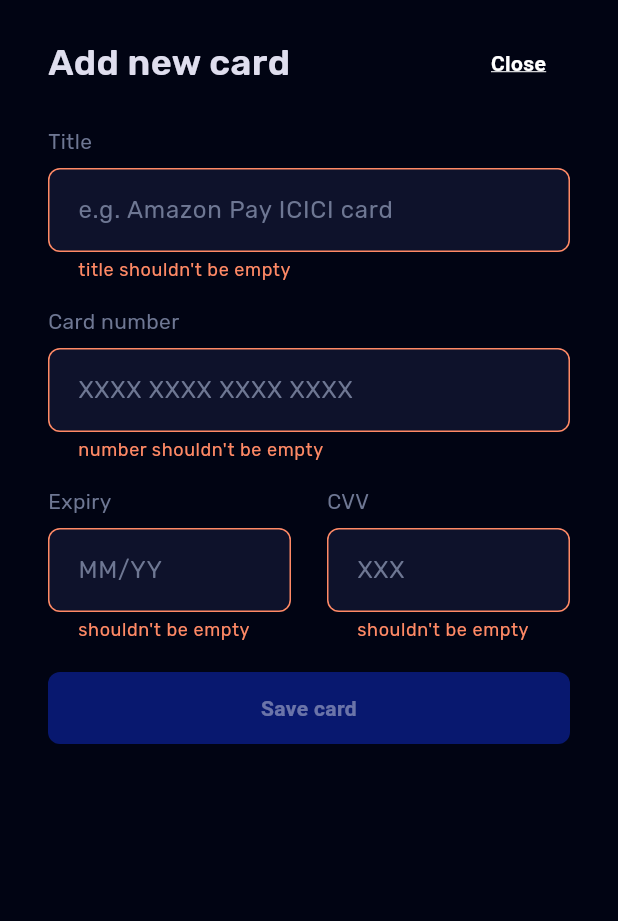
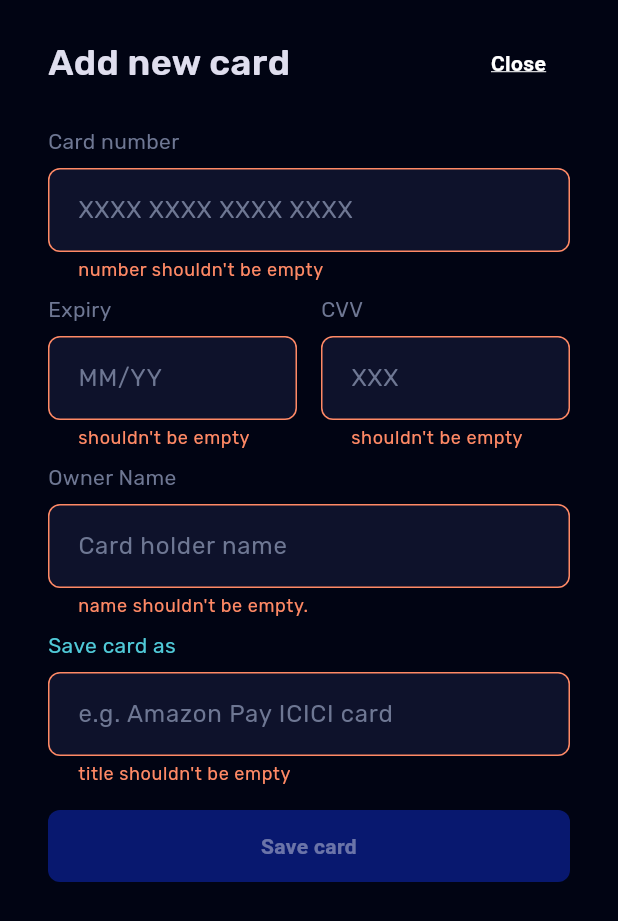
Before and after one commit to toxdes/cards, a Flutter app: the screen it shows after launch, after a tap on "Add +", on a phone screen of 412 x 824 dp. Shown: the top 921 px of the screen. Run offline on Flutter 3.47's test engine with Material 3 defaults, Android fonts, the light colour scheme and no system bars.

Commit message:
feat: add owner name; refactor add_new_card_form.dart

```diff
--- a/lib/components/home/add_new_card_form.dart
+++ b/lib/components/home/add_new_card_form.dart
@@ -1,8 +1,11 @@
-import 'dart:math';
 import 'package:cards/components/shared/button.dart';
 import 'package:cards/components/shared/textinput.dart';
+import 'package:cards/config/colors.dart';
 import 'package:cards/models/card/card.dart';
 import 'package:cards/models/card/card_factory.dart';
+import 'package:cards/models/card/card_fields_formatter.dart';
+import 'package:cards/models/card/card_fields_validator.dart';
+import 'package:cards/utils/string_utils.dart';
 import 'package:flutter/material.dart';
 import 'package:flutter/services.dart';
 
@@ -13,155 +16,17 @@ class AddNewCardForm extends StatefulWidget {
   State<AddNewCardForm> createState() => _AddNewCardFormState();
 }
 
-class FieldsValidator {
-  static String? title(String? maybeTitle) {
-    if (maybeTitle == null || maybeTitle.isEmpty) {
-      return "title shouldn't be empty";
-    }
-    return null;
-  }
-
-  static bool isWhitespace(String s) {
-    return s == ' ' || s == '\t' || s == '\n';
-  }
-
-  static bool isDigit(String s) {
-    int? res = int.tryParse(s);
-    return s.length == 1 && res != null && res >= 0 && res <= 9;
-  }
-
-  static bool _isOnlyDigits(String input, {bool ignoreWhitespace = true}) {
-    bool hasOnlyDigits = true;
-    for (int i = 0; i < input.length; ++i) {
-      if (ignoreWhitespace && isWhitespace(input[i])) continue;
-      if (!isDigit(input[i])) {
-        hasOnlyDigits = false;
-        break;
-      }
-    }
-    return hasOnlyDigits;
-  }
-
-  static String removeAll(String input, String pat) {
-    return input.replaceAll(pat, '');
-  }
-
-  static String? number(String? maybeNumber) {
-    if (maybeNumber == null || maybeNumber.isEmpty) {
-      return "number shouldn't be empty";
-    }
-    if (!_isOnlyDigits(maybeNumber)) {
-      return "number should only contain digits";
-    }
-    if (removeAll(maybeNumber, ' ').length != 16) {
-      return "number should be exactly 16 digits";
-    }
-    return null;
-  }
-
-  static String? expiry(String? maybeExpiry) {
-    if (maybeExpiry == null || maybeExpiry.isEmpty) {
-      return "shouldn't be empty";
-    }
-    String processedExpiry = removeAll(removeAll(maybeExpiry, ' '), '/');
-    if (processedExpiry.length != 4) {
-      return "should match MM/YY";
-    }
-    int? month = int.tryParse("${processedExpiry[0]}${processedExpiry[1]}");
-    if (month == null || month < 1 || month > 12) {
-      return "invalid month(MM)";
-    }
-    int? year = int.tryParse("${processedExpiry[2]}${processedExpiry[3]}");
-    if (year == null) {
-      return "invalid year(YY)";
-    }
-    return null;
-  }
-
-  static String? cvv(String? maybeCvv) {
-    if (maybeCvv == null || maybeCvv.isEmpty) {
-      return "shouldn't be empty";
-    }
-    String processedCvv = removeAll(maybeCvv, ' ');
-    if (processedCvv.length != 3) {
-      return "should be 3 digits";
-    }
-    for (int i = 0; i < processedCvv.length; ++i) {
-      if (!isDigit(processedCvv[i])) {
-        return "only digits allowed";
-      }
-    }
-    return null;
-  }
-}
-
-class CardNumberFormatter extends TextInputFormatter {
-  @override
-  TextEditingValue formatEditUpdate(
-      TextEditingValue oldValue, TextEditingValue newValue) {
-    String textWithoutWhitespace =
-        FieldsValidator.removeAll(newValue.text.toString(), ' ');
-
-    StringBuffer buf = StringBuffer();
-    for (int i = 1; i <= min<int>(textWithoutWhitespace.length, 16); ++i) {
-      if (FieldsValidator.isDigit(textWithoutWhitespace[i - 1])) {
-        buf.write(textWithoutWhitespace[i - 1]);
-      }
-    }
-    String modifiedText = buf.toString();
-    return newValue.copyWith(
-        text: modifiedText,
-        selection: TextSelection.collapsed(offset: modifiedText.length));
-  }
-}
-
-class ExpiryFormatter extends TextInputFormatter {
-  @override
-  TextEditingValue formatEditUpdate(
-      TextEditingValue oldValue, TextEditingValue newValue) {
-    String textWithoutWhitespace =
-        FieldsValidator.removeAll(newValue.text.toString(), ' ');
-    String textWithoutSlash =
-        FieldsValidator.removeAll(textWithoutWhitespace, '/');
-    StringBuffer buf = StringBuffer();
-    for (int i = 1; i <= min<int>(textWithoutSlash.length, 4); ++i) {
-      if (FieldsValidator.isDigit(textWithoutSlash[i - 1])) {
-        buf.write(textWithoutSlash[i - 1]);
-      }
-    }
-    String modifiedText = buf.toString();
-    return newValue.copyWith(
-        text: modifiedText,
-        selection: TextSelection.collapsed(offset: modifiedText.length));
-  }
-}
-
-class CvvFormatter extends TextInputFormatter {
-  @override
-  TextEditingValue formatEditUpdate(
-      TextEditingValue oldValue, TextEditingValue newValue) {
-    String textWithoutWhitespace =
-        FieldsValidator.removeAll(newValue.text.toString(), ' ');
-    StringBuffer buf = StringBuffer();
-    for (int i = 1; i <= min<int>(textWithoutWhitespace.length, 3); ++i) {
-      if (FieldsValidator.isDigit(textWithoutWhitespace[i - 1])) {
-        buf.write(textWithoutWhitespace[i - 1]);
-      }
-    }
-    String modifiedText = buf.toString();
-    return newValue.copyWith(
-        text: modifiedText,
-        selection: TextSelection.collapsed(offset: modifiedText.length));
-  }
-}
-
 class _AddNewCardFormState extends State<AddNewCardForm> {
   final _formKey = GlobalKey<FormState>();
   bool _isFormValid = false;
 
-  final CardNumberFormatter _cardNumberFormatter = CardNumberFormatter();
-  final ExpiryFormatter _expiryFormatter = ExpiryFormatter();
-  final CvvFormatter _cvvFormatter = CvvFormatter();
+  final TextInputFormatter _cardNumberFormatter =
+      CardFieldsFormatter.numberFormatter();
+  final TextInputFormatter _expiryFormatter =
+      CardFieldsFormatter.expiryFormatter();
+  final TextInputFormatter _cvvFormatter = CardFieldsFormatter.cvvFormatter();
+  final TextInputFormatter _ownerNameFormatter =
+      CardFieldsFormatter.ownerNameFormatter();
 
   final TextEditingController _titleController = TextEditingController();
   final TextEditingController _numberController = TextEditingController();
@@ -203,26 +68,16 @@ class _AddNewCardFormState extends State<AddNewCardForm> {
                 mainAxisAlignment: MainAxisAlignment.center,
                 children: [
                   TextInputField(
-                    title: "Title",
-                    helper: "All good!",
-                    hint: "e.g. Amazon Pay ICICI card",
-                    keyboardType: TextInputType.name,
-                    validator: FieldsValidator.title,
-                    controller: _titleController,
-                    updateFormStatus: updateFormValidationStatus,
-                  ),
-                  const SizedBox(height: 16),
-                  TextInputField(
                     title: "Card number",
                     helper: "All good!",
                     hint: "XXXX XXXX XXXX XXXX",
                     keyboardType: TextInputType.number,
                     inputFormatters: [_cardNumberFormatter],
-                    validator: FieldsValidator.number,
+                    validator: CardFieldsValidator.number,
                     controller: _numberController,
                     updateFormStatus: updateFormValidationStatus,
                   ),
-                  const SizedBox(height: 16),
+                  const SizedBox(height: 8),
                   Row(
                     mainAxisAlignment: MainAxisAlignment.spaceBetween,
                     children: [
@@ -233,18 +88,18 @@ class _AddNewCardFormState extends State<AddNewCardForm> {
                           hint: "MM/YY",
                           keyboardType: TextInputType.number,
                           inputFormatters: [_expiryFormatter],
-                          validator: FieldsValidator.expiry,
+                          validator: CardFieldsValidator.expiry,
                           controller: _expiryController,
                           updateFormStatus: updateFormValidationStatus,
                         ),
                       ),
-                      const SizedBox(width: 24),
+                      const SizedBox(width: 16),
                       Expanded(
                         child: TextInputField(
                           title: "CVV",
                           helper: "All good!",
                           hint: "XXX",
-                          validator: FieldsValidator.cvv,
+                          validator: CardFieldsValidator.cvv,
                           inputFormatters: [_cvvFormatter],
                           keyboardType: TextInputType.number,
                           controller: _cvvController,
@@ -253,14 +108,40 @@ class _AddNewCardFormState extends State<AddNewCardForm> {
                       )
                     ],
                   ),
-                  const SizedBox(height: 20),
+                  const SizedBox(height: 8),
+                  TextInputField(
+                    title: "Owner Name",
+                    helper: "All good!",
+                    hint: "Card holder name",
+                    validator: CardFieldsValidator.ownerName,
+                    keyboardType: TextInputType.name,
+                    controller: _ownerNameController,
+                    inputFormatters: [_ownerNameFormatter],
+                    textCapitalization: TextCapitalization.characters,
+                    updateFormStatus: updateFormValidationStatus,
+                  ),
+                  const SizedBox(height: 8),
+                  TextInputField(
+                    title: "Save card as",
+                    helper: "All good!",
+                    hint: "e.g. Amazon Pay ICICI card",
+                    keyboardType: TextInputType.name,
+                    validator: CardFieldsValidator.title,
+                    controller: _titleController,
+                    labelColor: ThemeColors.teal,
+                    color: ThemeColors.teal,
+                    updateFormStatus: updateFormValidationStatus,
+                  ),
+                  const SizedBox(height: 16),
                   Button(
                       onTap: () {
                         if (_isFormValid) {
                           CardModel card = CardModelFactory.random()
                             ..setTitle(_titleController.text)
-                            ..setNumber(_numberController.text)
+                            ..setNumber(StringUtils.removeAll(
+                                _numberController.text, ' '))
                             ..setExpiry(_expiryController.text)
+                            ..setOwnerName(_ownerNameController.text)
                             ..setCVV(_cvvController.text);
                           widget.onSubmit(card);
                         }
--- a/lib/components/shared/textinput.dart
+++ b/lib/components/shared/textinput.dart
@@ -4,8 +4,8 @@ import 'package:flutter/material.dart';
 import 'package:flutter/services.dart';
 
 class TextInputField extends StatefulWidget {
-  const TextInputField({
-    super.key,
+  const TextInputField(
+      {super.key,
       required this.title,
       required this.helper,
       required this.hint,
@@ -14,7 +14,9 @@ class TextInputField extends StatefulWidget {
       required this.updateFormStatus,
       this.inputFormatters,
       this.controller,
-  });
+      this.textCapitalization,
+      this.labelColor,
+      this.color});
 
   final String title;
   final String helper;
@@ -23,6 +25,9 @@ class TextInputField extends StatefulWidget {
   final String? Function(String?) validator;
   final List<TextInputFormatter>? inputFormatters;
   final TextEditingController? controller;
+  final TextCapitalization? textCapitalization;
+  final Color? labelColor;
+  final Color? color;
   final void Function() updateFormStatus;
   @override
   State<TextInputField> createState() => _TextInputFieldState();
@@ -70,9 +75,9 @@ class _TextInputFieldState extends State<TextInputField> {
           floatingLabelAlignment: FloatingLabelAlignment.start,
           floatingLabelBehavior: FloatingLabelBehavior.never);
 
-  static const TextStyle _textStyle = TextStyle(
+  TextStyle _buildTextStyle(Color? color) => TextStyle(
         fontFamily: Fonts.rubik,
-    color: ThemeColors.white2,
+        color: color ?? ThemeColors.white2,
       );
   @override
   Widget build(BuildContext context) {
@@ -82,10 +87,10 @@ class _TextInputFieldState extends State<TextInputField> {
       children: [
         Text(widget.title,
             textAlign: TextAlign.left,
-            style: const TextStyle(
+            style: TextStyle(
                 fontFamily: Fonts.rubik,
                 fontSize: 14,
-                color: ThemeColors.white3)),
+                color: widget.labelColor ?? ThemeColors.white3)),
         const SizedBox(height: 8),
         TextFormField(
           validator: (String? value) {
@@ -95,11 +100,13 @@ class _TextInputFieldState extends State<TextInputField> {
             widget.updateFormStatus();
           },
           selectionControls: null,
-          style: _textStyle,
+          style: _buildTextStyle(widget.color),
           autovalidateMode: AutovalidateMode.always,
           inputFormatters: widget.inputFormatters,
           keyboardType: widget.keyboardType,
           controller: widget.controller,
+          textCapitalization:
+              widget.textCapitalization ?? TextCapitalization.none,
           decoration: _buildTextfieldDecoration(
               title: widget.title, helper: widget.helper, hint: widget.hint),
         ),
--- a/lib/models/card/card.dart
+++ b/lib/models/card/card.dart
@@ -1,4 +1,3 @@
-
 class CardModel {
   CardType? type;
   CardProvider? provider;
--- /dev/null
+++ b/lib/models/card/card_fields_formatter.dart
@@ -0,0 +1,99 @@
+import 'dart:math';
+
+import 'package:cards/utils/string_utils.dart';
+import 'package:flutter/services.dart';
+
+class CardNumberFormatter extends TextInputFormatter {
+  @override
+  TextEditingValue formatEditUpdate(
+      TextEditingValue oldValue, TextEditingValue newValue) {
+    String textWithoutWhitespace =
+        StringUtils.removeAll(newValue.text.toString(), ' ');
+
+    StringBuffer buf = StringBuffer();
+    for (int i = 1; i <= min<int>(textWithoutWhitespace.length, 16); ++i) {
+      if (StringUtils.isDigit(textWithoutWhitespace[i - 1])) {
+        buf.write(textWithoutWhitespace[i - 1]);
+      }
+    }
+    String modifiedText = buf.toString();
+    return newValue.copyWith(
+        text: modifiedText,
+        selection: TextSelection.collapsed(offset: modifiedText.length));
+  }
+}
+
+class ExpiryFormatter extends TextInputFormatter {
+  @override
+  TextEditingValue formatEditUpdate(
+      TextEditingValue oldValue, TextEditingValue newValue) {
+    String textWithoutWhitespace =
+        StringUtils.removeAll(newValue.text.toString(), ' ');
+    String textWithoutSlash = StringUtils.removeAll(textWithoutWhitespace, '/');
+    StringBuffer buf = StringBuffer();
+    for (int i = 1; i <= min<int>(textWithoutSlash.length, 4); ++i) {
+      if (StringUtils.isDigit(textWithoutSlash[i - 1])) {
+        buf.write(textWithoutSlash[i - 1]);
+      }
+    }
+    String modifiedText = buf.toString();
+    return newValue.copyWith(
+        text: modifiedText,
+        selection: TextSelection.collapsed(offset: modifiedText.length));
+  }
+}
+
+class CvvFormatter extends TextInputFormatter {
+  @override
+  TextEditingValue formatEditUpdate(
+      TextEditingValue oldValue, TextEditingValue newValue) {
+    String textWithoutWhitespace =
+        StringUtils.removeAll(newValue.text.toString(), ' ');
+    StringBuffer buf = StringBuffer();
+    for (int i = 1; i <= min<int>(textWithoutWhitespace.length, 3); ++i) {
+      if (StringUtils.isDigit(textWithoutWhitespace[i - 1])) {
+        buf.write(textWithoutWhitespace[i - 1]);
+      }
+    }
+    String modifiedText = buf.toString();
+    return newValue.copyWith(
+        text: modifiedText,
+        selection: TextSelection.collapsed(offset: modifiedText.length));
+  }
+}
+
+class OwnerNameFormatter extends TextInputFormatter {
+  @override
+  TextEditingValue formatEditUpdate(
+      TextEditingValue oldValue, TextEditingValue newValue) {
+    StringBuffer buf = StringBuffer();
+    String newText = newValue.text;
+    for (int i = 0; i < newText.length; ++i) {
+      if (StringUtils.isAlphabetOrSpace(newText[i])) {
+        buf.write(newText[i].toUpperCase());
+      }
+    }
+    String modifiedText = buf.toString();
+    return newValue.copyWith(
+        text: modifiedText,
+        selection: TextSelection.collapsed(offset: modifiedText.length));
+  }
+}
+
+class CardFieldsFormatter {
+  static CardNumberFormatter numberFormatter() {
+    return CardNumberFormatter();
+  }
+
+  static ExpiryFormatter expiryFormatter() {
+    return ExpiryFormatter();
+  }
+
+  static CvvFormatter cvvFormatter() {
+    return CvvFormatter();
+  }
+
+  static OwnerNameFormatter ownerNameFormatter() {
+    return OwnerNameFormatter();
+  }
+}
--- /dev/null
+++ b/lib/models/card/card_fields_validator.dart
@@ -0,0 +1,70 @@
+import 'package:cards/utils/string_utils.dart';
+
+class CardFieldsValidator {
+  static String? title(String? maybeTitle) {
+    if (maybeTitle == null || maybeTitle.isEmpty) {
+      return "title shouldn't be empty";
+    }
+    return null;
+  }
+
+  static String? number(String? maybeNumber) {
+    if (maybeNumber == null || maybeNumber.isEmpty) {
+      return "number shouldn't be empty";
+    }
+    if (!StringUtils.isOnlyDigits(maybeNumber)) {
+      return "number should only contain digits";
+    }
+    if (StringUtils.removeAll(maybeNumber, ' ').length != 16) {
+      return "number should be exactly 16 digits";
+    }
+    return null;
+  }
+
+  static String? expiry(String? maybeExpiry) {
+    if (maybeExpiry == null || maybeExpiry.isEmpty) {
+      return "shouldn't be empty";
+    }
+    String processedExpiry =
+        StringUtils.removeAll(StringUtils.removeAll(maybeExpiry, ' '), '/');
+    if (processedExpiry.length != 4) {
+      return "should match MM/YY";
+    }
+    int? month = int.tryParse("${processedExpiry[0]}${processedExpiry[1]}");
+    if (month == null || month < 1 || month > 12) {
+      return "invalid month(MM)";
+    }
+    int? year = int.tryParse("${processedExpiry[2]}${processedExpiry[3]}");
+    if (year == null) {
+      return "invalid year(YY)";
+    }
+    return null;
+  }
+
+  static String? cvv(String? maybeCvv) {
+    if (maybeCvv == null || maybeCvv.isEmpty) {
+      return "shouldn't be empty";
+    }
+    String processedCvv = StringUtils.removeAll(maybeCvv, ' ');
+    if (processedCvv.length != 3) {
+      return "should be 3 digits";
+    }
+    for (int i = 0; i < processedCvv.length; ++i) {
+      if (!StringUtils.isDigit(processedCvv[i])) {
+        return "only digits allowed";
+      }
+    }
+    return null;
+  }
+
+  static String? ownerName(String? maybeOwnerName) {
+    if (maybeOwnerName == null || maybeOwnerName.isEmpty) {
+      return "name shouldn't be empty.";
+    }
+    RegExp nameRegex = RegExp(r'^[a-zA-Z\ ]+$');
+    if (!nameRegex.hasMatch(maybeOwnerName)) {
+      return "name shouldn't have special characters.";
+    }
+    return null;
+  }
+}
```
Also changed, not shown: lib/utils/string_utils.dart (added, +31 -0 lines). Lines whose indentation alone changed are shown as unchanged.
